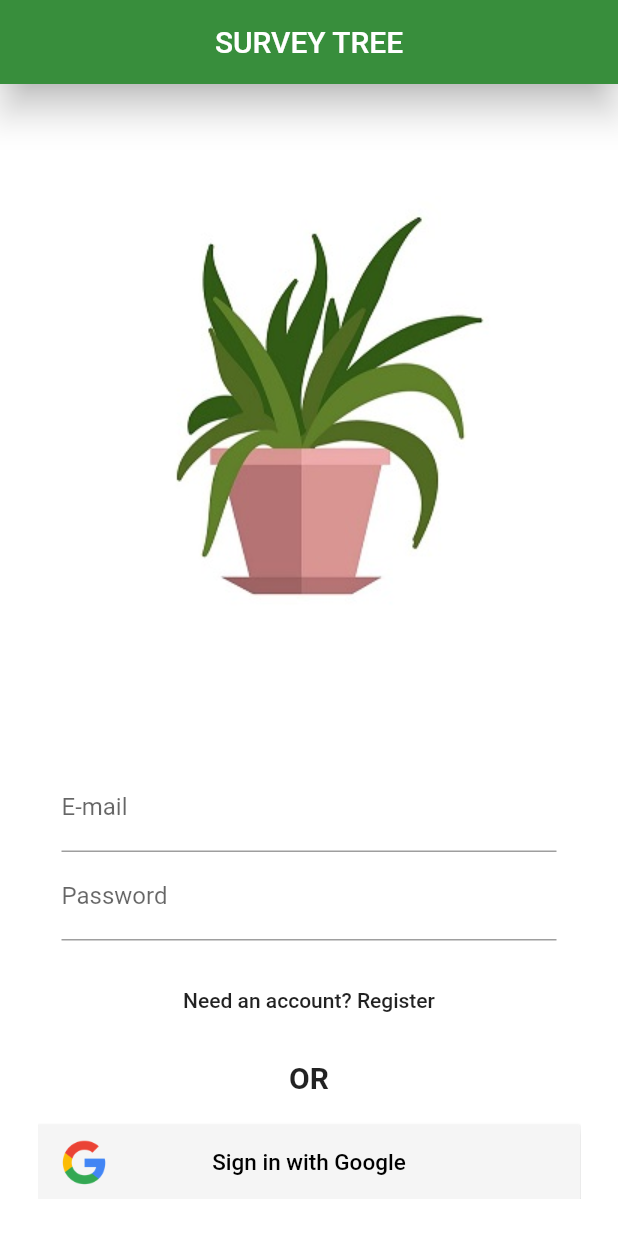
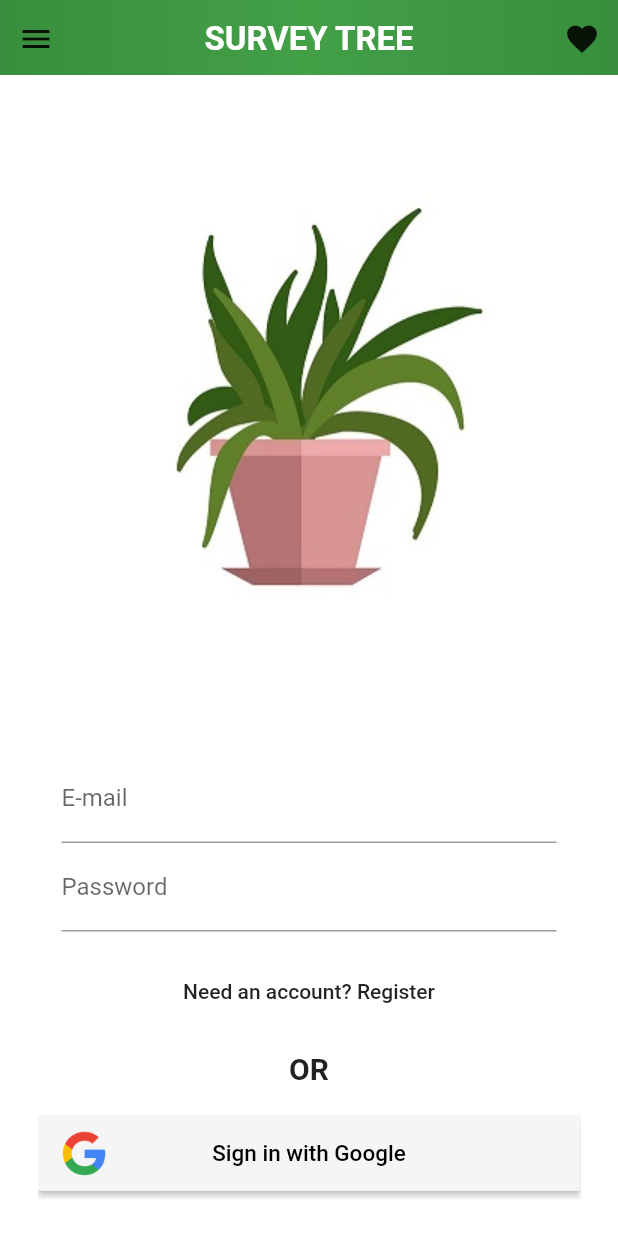
Before and after one commit to Tahmeed27/delta_hacks_survey_project, a Flutter app: the screen it shows after launch, on a phone screen of 412 x 824 dp. Run offline on Flutter 3.47's test engine with Material 2 defaults, Android fonts, the phone set to English and light mode, and no system bars; our stand-ins replace cloud_firestore, firebase_auth; missing offline and left inert: dart:ffi; accounts and stored records are empty.

Commit message:
IMPROVED GUI AND ADDED TEXT FUNTIONALITY

```diff
--- a/lib/main.dart
+++ b/lib/main.dart
@@ -14,7 +14,7 @@
   @override
   Widget build(BuildContext context) {
     return MaterialApp(
-      title: 'Flutter Demo',
+      title: 'Survey Tree',
       theme: ThemeData(
         // This is the theme of your application.
         //
--- a/lib/pages/loginPage.dart
+++ b/lib/pages/loginPage.dart
@@ -2,17 +2,13 @@
 import 'package:flutter_app/widgets/socialSignInButton.dart';
 import 'package:flutter_app/widgets/emailCard.dart';
 import 'package:flutter_app/widgets/potAsset.dart';
+import 'package:flutter_app/widgets/customAppBar.dart';
 
 class SignInPage extends StatelessWidget {
   @override
   Widget build(BuildContext context) {
     return Scaffold(
-        appBar: AppBar(
-          title: Text('SURVEY TREE'),
-          centerTitle: true,
-          backgroundColor: Colors.green[700],
-          elevation: 10.0,
-        ),
+        appBar: getCustomAppBar(),
         body: _buildContent(),
         backgroundColor: Colors.white//Colors.grey[200],
     );
--- a/lib/pages/registrationPage.dart
+++ b/lib/pages/registrationPage.dart
@@ -1,7 +1,7 @@
 import 'package:flutter/material.dart';
 import 'package:flutter_app/widgets/registrationCard.dart';
 import 'package:flutter_app/widgets/potAsset.dart';
-
+import 'package:flutter_app/widgets/customAppBar.dart';
 
 class RegsPage extends StatelessWidget {
   @override
--- /dev/null
+++ b/lib/widgets/customAppBar.dart
@@ -0,0 +1,28 @@
+import 'package:flutter/material.dart';
+
+getCustomAppBar(){
+  return PreferredSize(
+    preferredSize: Size.fromHeight(50),
+    child: Container(
+      alignment: Alignment.bottomCenter,
+      decoration: BoxDecoration(
+        gradient: LinearGradient(
+          begin: Alignment.centerLeft,
+          end: Alignment.centerRight,
+          colors: [
+            Colors.green[700],
+            Colors.green[600],
+            Colors.green[700],
+          ],
+        ),
+      ),
+      child: Row(
+        mainAxisAlignment: MainAxisAlignment.spaceBetween,
+        children: <Widget>[
+          IconButton(icon: Icon(Icons.menu), onPressed: (){}),
+          Text('SURVEY TREE', style: TextStyle(color: Colors.white,fontSize: 22, fontWeight: FontWeight.w600),),
+          IconButton(icon: Icon(Icons.favorite), onPressed: (){}),
+        ],),
+    ),
+  );
+}
```
